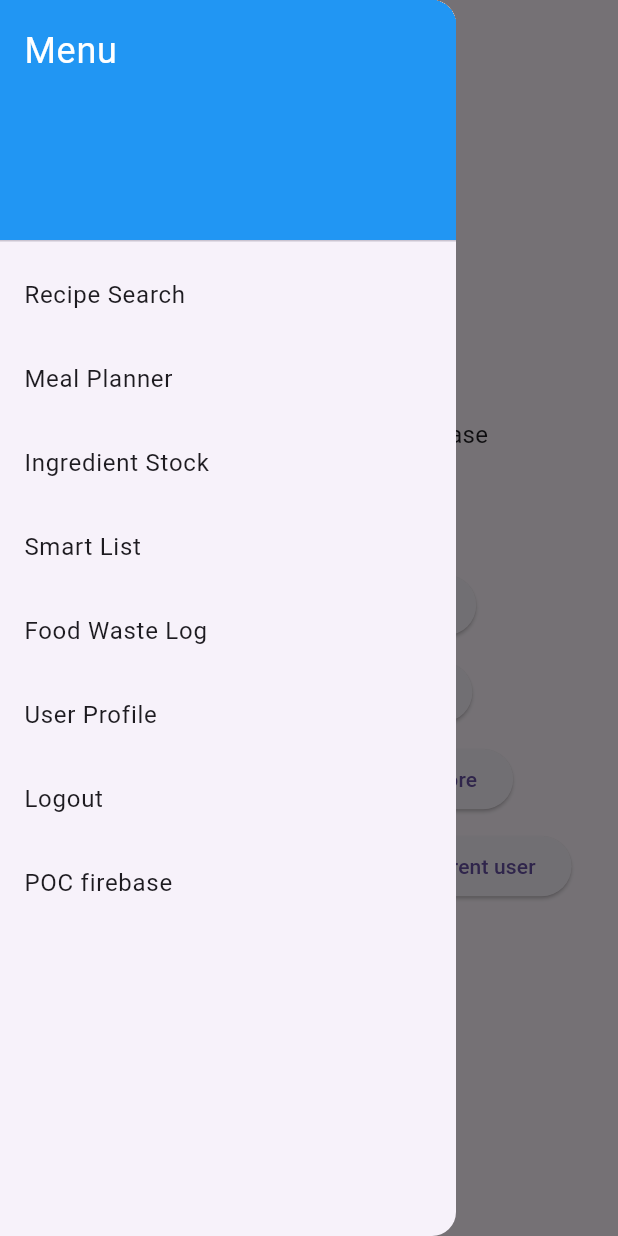
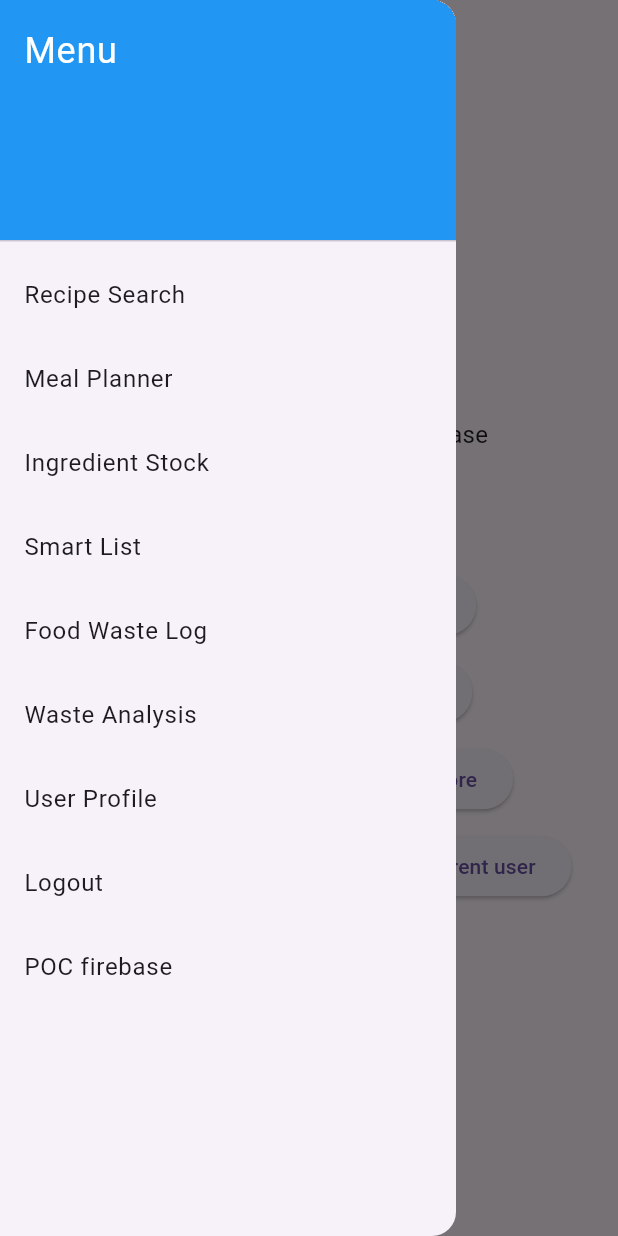
Before and after one commit to jbrun001/foodmanager, a Flutter app: the POCFirebaseScreen screen opened by its route, with the side drawer open, on a phone screen of 412 x 824 dp. Run offline on Flutter 3.47's test engine with Material 3 defaults, Android fonts, the phone set to English and light mode, and no system bars; our stand-ins replace cached_network_image, cloud_firestore, firebase_auth, firebase_core, fl_chart, go_router and 2 more; accounts and stored records are empty; generated files the repository leaves out were written again.

Commit message:
fixes following upgrade

```diff
--- a/lib/screens/menu_drawer.dart
+++ b/lib/screens/menu_drawer.dart
@@ -38,6 +38,10 @@ class MenuDrawer extends StatelessWidget {
             onTap: () => context.go('/waste'),
           ),
           ListTile(
+            title: Text('Waste Analysis'),
+            onTap: () => context.go('/analysis'),
+          ),
+          ListTile(
             title: Text('User Profile'),
             onTap: () => context.go('/profile'),
           ),
```
Also changed, not shown: 4 other files.
